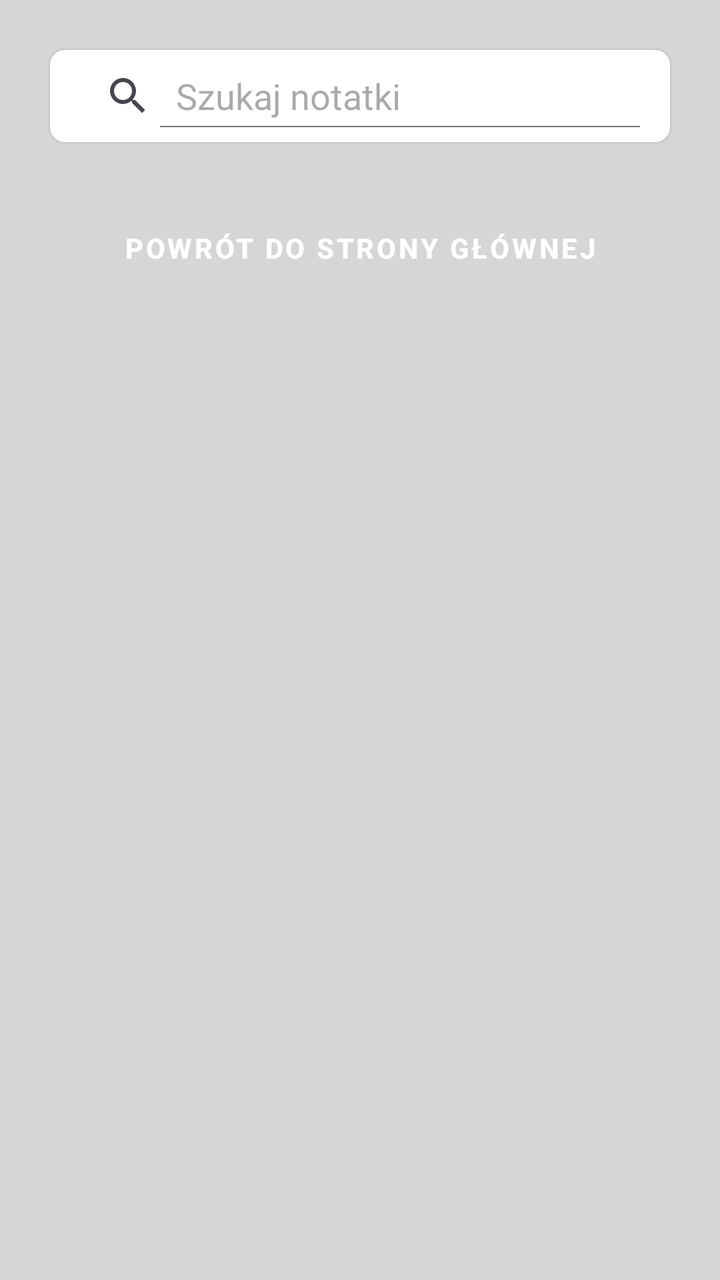
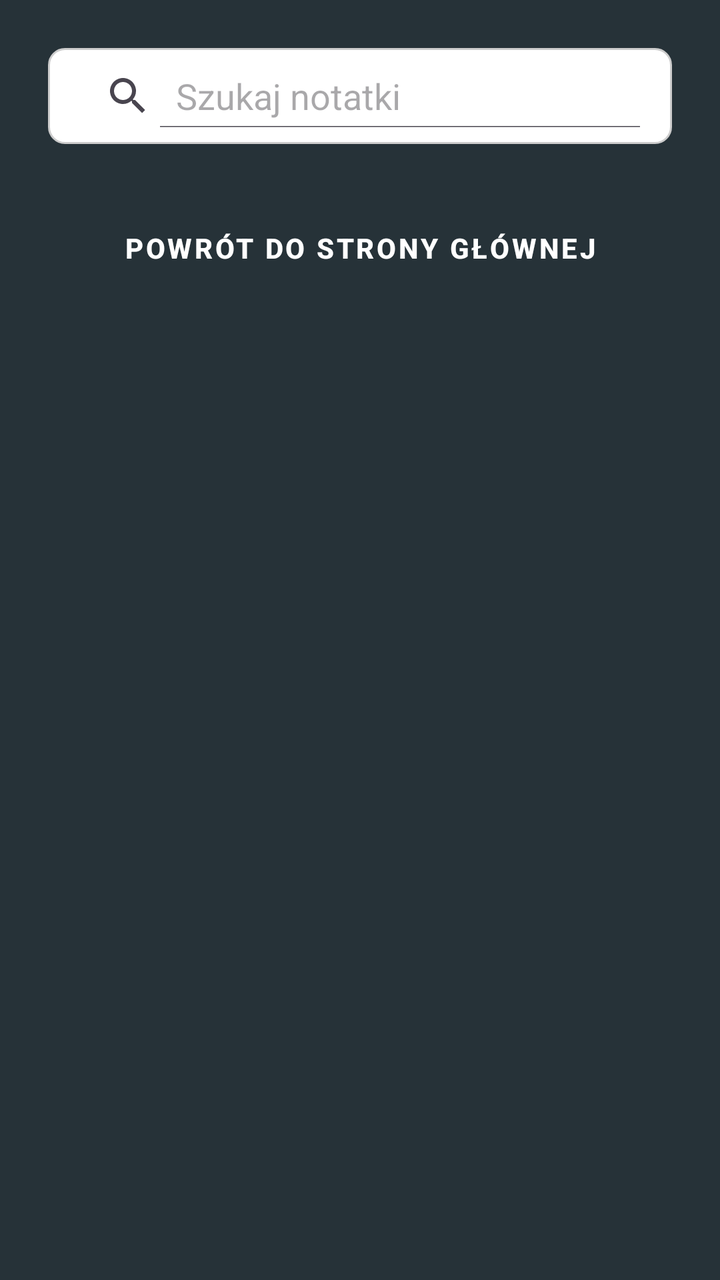

Before-and-after screenshots of an Android layout around one commit, followed by the original layout XML and the change that was made.
<!-- AndroidManifest.xml: application theme Theme.GigaNotatnik -->
<!-- res/layout/activity_history.xml -->
<LinearLayout xmlns:android="http://schemas.android.com/apk/res/android"
    android:orientation="vertical"
    android:layout_width="match_parent"
    android:layout_height="match_parent"
    android:background="?attr/colorSurface"
    android:padding="24dp">

    <SearchView
        android:id="@+id/searchView"
        style="@style/AppSearchView"
        android:layout_marginBottom="16dp"
        android:layout_width="match_parent"
        android:layout_height="wrap_content"/>

    <Button
        android:id="@+id/btnBackToMain"
        style="@style/AppButton"
        android:text="@string/back_to_main"
        android:layout_marginBottom="16dp"/>

    <androidx.recyclerview.widget.RecyclerView
        android:id="@+id/unifiedRecyclerView"
        android:layout_width="match_parent"
        android:layout_height="0dp"
        android:layout_weight="1"
        android:layout_marginBottom="12dp"/>

</LinearLayout>
<!-- resources referenced by this layout -->
<resources>
  <string name="back_to_main">Powrót do strony głównej"</string>
  <style name="AppButton" parent="Widget.MaterialComponents.Button">
          <item name="android:layout_width">match_parent</item>
          <item name="android:layout_height">wrap_content</item>
          <item name="android:layout_marginTop">12dp</item>
          <item name="android:background">@drawable/button_background</item>
          <item name="android:textColor">?attr/colorOnPrimary</item>
          <item name="android:textStyle">bold</item>
          <item name="android:elevation">2dp</item>
      </style>
  <style name="AppSearchView" parent="Widget.AppCompat.SearchView">
          <item name="android:queryHint">@string/search_notes</item>
          <item name="android:iconifiedByDefault">false</item>
          <item name="android:textColorHint">?attr/colorPrimary</item>
          <item name="android:textColor">?attr/colorOnSurface</item>
          <item name="android:background">@drawable/edittext_background</item>
      </style>
  <style name="Theme.GigaNotatnik" parent="Theme.Material3.Light.NoActionBar">
          <item name="android:windowBackground">@color/background_light</item>
          <item name="colorPrimary">@color/primary_light</item>
          <item name="colorSecondary">@color/primary_teal_light</item>
          <item name="colorOnPrimary">@color/text_on_button_light</item>
          <item name="colorSurface">@color/surface_light</item>
          <item name="colorOnSurface">@color/text_primary_light</item>
      </style>
  <!-- drawable button_background (drawable) -->
  <?xml version="1.0" encoding="utf-8"?>
  <selector xmlns:android="http://schemas.android.com/apk/res/android">
      <shape xmlns:android="http://schemas.android.com/apk/res/android"
          android:shape="rectangle">
          <solid android:color="@color/primary_mint_light"/>
          <corners android:radius="12dp"/>
          <padding android:left="16dp" android:top="8dp"
              android:right="16dp" android:bottom="8dp"/>
      </shape>
  
  
  </selector>
  <string name="search_notes">Szukaj notatki</string>
  <!-- drawable edittext_background (drawable) -->
  <?xml version="1.0" encoding="utf-8"?>
  <shape xmlns:android="http://schemas.android.com/apk/res/android"
      android:shape="rectangle">
      <solid android:color="#FFFFFF" />
      <stroke android:width="1dp" android:color="#CCCCCC" />
      <corners android:radius="8dp" />
      <padding android:left="8dp" android:top="8dp" android:right="8dp" android:bottom="8dp" />
  </shape>
  <color name="background_light">#E0E0E0</color>
  <color name="primary_light">#3A7F74</color>
  <color name="primary_teal_light">#2F6F63</color>
  <color name="text_on_button_light">#FFFFFF</color>
  <color name="surface_light">#D6D6D6</color>
  <color name="text_primary_light">#111111</color>
  <color name="primary_mint_light">#5FA88C</color>
</resources>

<!-- the commit's change to res/layout/activity_history.xml (unified diff, before → after) -->
@@ -2,7 +2,7 @@
     android:orientation="vertical"
     android:layout_width="match_parent"
     android:layout_height="match_parent"
-    android:background="?attr/colorSurface"
+    android:background="#263238"
     android:padding="24dp">
 
     <SearchView
